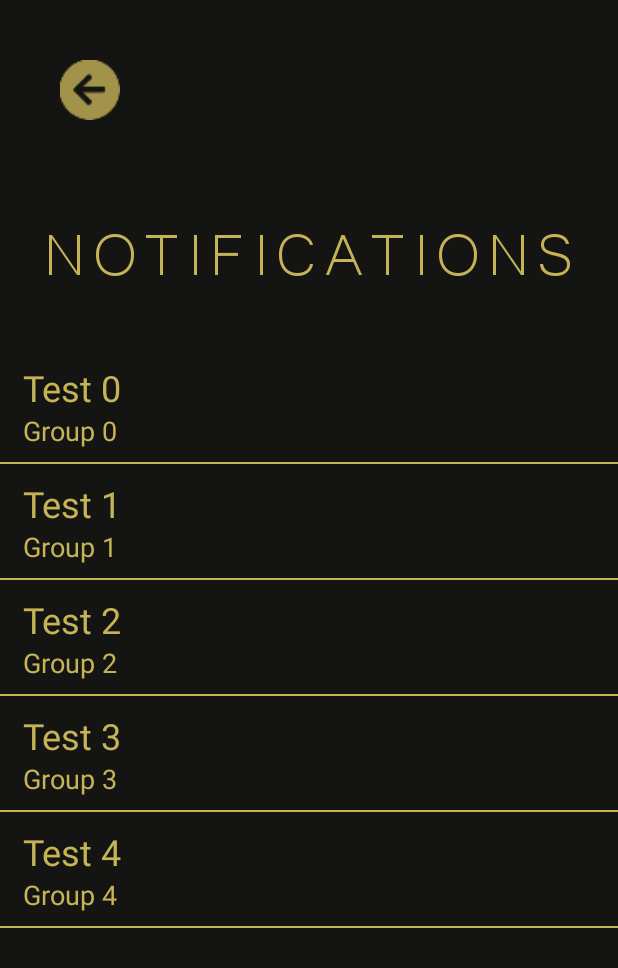
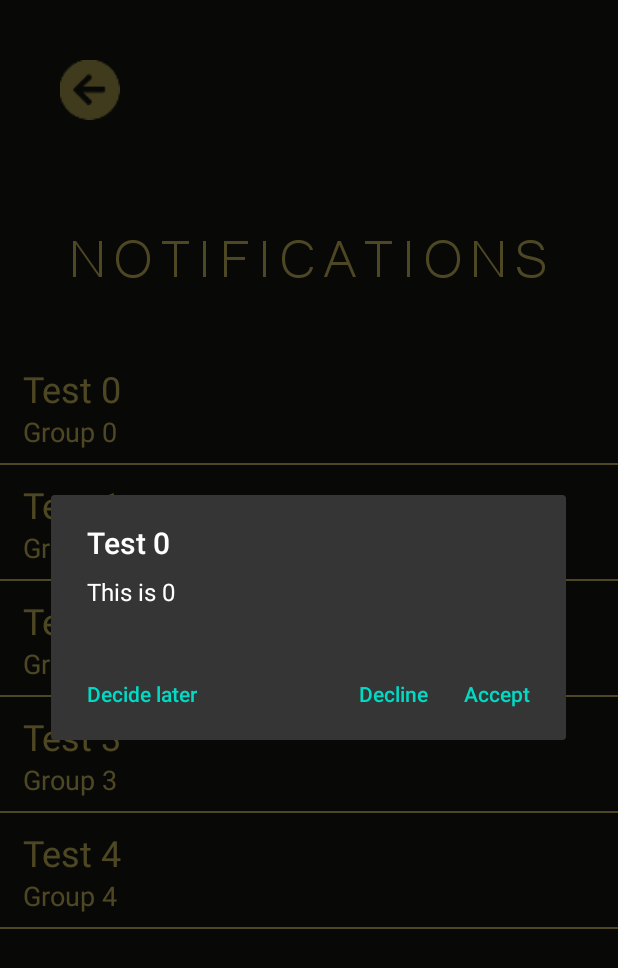
Before and after one commit to SlimexTheHero/Mobile_Pecunia, an Android app: the Notifications_Screen screen opened directly, with no data from a screen before it, after a tap on "Test 0", on a phone screen of 412 x 824 dp. Shown: the top 968 px of the screen. Run offline under Robolectric (Android 15) with nearby library versions, the phone set to English and light mode, and no system bars.

Commit message:
Notifications working now

```diff
--- a/Frontend/app/src/main/java/com/example/mobileapp/Recycler_View_Adapter_Notification.java
+++ b/Frontend/app/src/main/java/com/example/mobileapp/Recycler_View_Adapter_Notification.java
@@ -7,6 +7,7 @@ import android.view.View;
 import android.view.ViewGroup;
 import android.widget.LinearLayout;
 import android.widget.TextView;
+import android.widget.Toast;
 
 import androidx.annotation.NonNull;
 import androidx.recyclerview.widget.RecyclerView;
@@ -48,6 +49,7 @@ public class Recycler_View_Adapter_Notification extends RecyclerView.Adapter<Rec
         holder.notificationLayout.setOnClickListener(new View.OnClickListener() {
             @Override
             public void onClick(View v) {
+
                 switch (notificationType.get(position)) {
                     case 0:
                     case 1:
@@ -82,6 +84,7 @@ public class Recycler_View_Adapter_Notification extends RecyclerView.Adapter<Rec
                 return;
             }
         });
+        seeDetails.show();
     }
 
     public void transactionTwoDetails (int position) {
@@ -108,6 +111,7 @@ public class Recycler_View_Adapter_Notification extends RecyclerView.Adapter<Rec
                 return;
             }
         });
+        seeDetails.show();
     }
 
     @Override
--- a/Frontend/app/src/main/res/layout/notifications_screen.xml
+++ b/Frontend/app/src/main/res/layout/notifications_screen.xml
@@ -21,12 +21,12 @@
         android:layout_width="wrap_content"
         android:layout_height="wrap_content"
         android:layout_gravity="center_horizontal"
-        android:layout_marginTop="60dp"
+        android:layout_marginTop="65dp"
         android:fontFamily="@font/msyi"
         android:letterSpacing="0.10"
         android:text="NOTIFICATIONS"
         android:textColor="#C5B358"
-        android:textSize="50dp"/>
+        android:textSize="45dp"/>
 
     <androidx.recyclerview.widget.RecyclerView
         android:id="@+id/recycler_view_notification"
```
